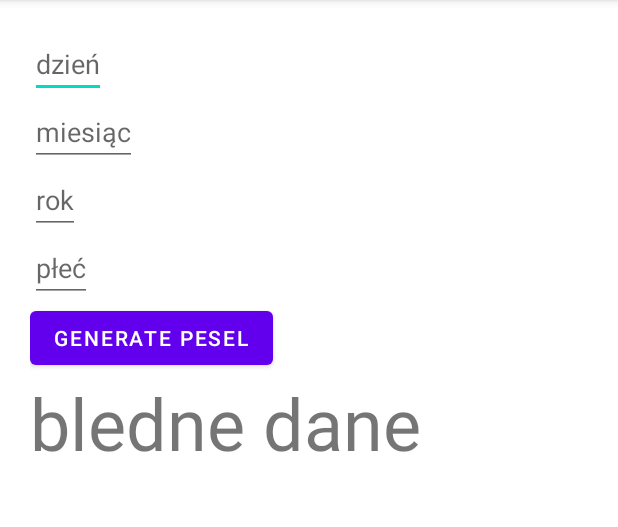
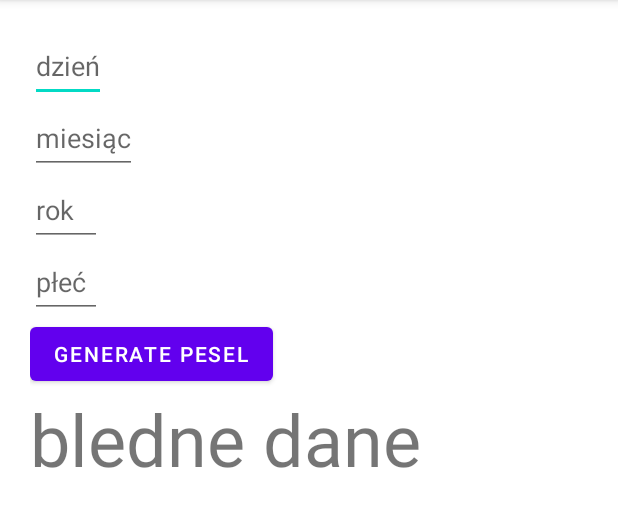
Before and after one commit to martaku0/GeneratePersonalIDApp, an Android app: the screen it shows after launch (MainActivity), after a tap on "GENERATE PESEL", on a phone screen of 412 x 824 dp, the part 84-611 px from its top. Run offline under Robolectric (Android 15) with nearby library versions, the phone set to English and light mode, and no system bars.

Commit message:
everything should work

```diff
--- a/app/src/main/java/com/example/kartkowka18092023/MainActivity.java
+++ b/app/src/main/java/com/example/kartkowka18092023/MainActivity.java
@@ -8,6 +8,9 @@ import android.view.View;
 import android.widget.Button;
 import android.widget.EditText;
 import android.widget.TextView;
+
+import java.util.Arrays;
+import java.util.List;
 
 public class MainActivity extends AppCompatActivity {
 
@@ -45,14 +48,23 @@ public class MainActivity extends AppCompatActivity {
                 String dzienTemp = "";
                 String plecTemp = "";
 
+                try{
                     rokTemp = rok.getText().toString().substring(2, 4);
                     miesiacTemp = miesiac.getText().toString();
                     dzienTemp = dzien.getText().toString();
                     plecTemp = plec.getText().toString().toUpperCase();
 
                     Log.d("res", rokTemp + "|" + miesiacTemp + "|" + dzienTemp + "|" + plecTemp);
+                }
+                catch(Exception e){
+                    danePoprawne = false;
+                    Log.d("error", e.toString());
+                }
 
-                if(Integer.valueOf(rok.getText().toString()) < 1900 || Integer.valueOf(rok.getText().toString()) > 2100){
+                if(danePoprawne){
+                    int year = Integer.parseInt(rok.getText().toString());
+                    Log.d("test", String.valueOf(year));
+                    if(Integer.parseInt(rok.getText().toString()) < 1900 || Integer.parseInt(rok.getText().toString()) > 2100){
                         danePoprawne = false;
                     }
                     if(Integer.valueOf(miesiacTemp) < 1 || Integer.valueOf(miesiacTemp) > 12){
@@ -61,15 +73,46 @@ public class MainActivity extends AppCompatActivity {
                     if(Integer.valueOf(dzienTemp) < 1 || Integer.valueOf(dzienTemp) > 31){
                         danePoprawne = false;
                     }
+                }
 
+                if(danePoprawne){
                     if(plecTemp.equals("K") || plecTemp.equals("M")){
                         danePoprawne = true;
                     }
                     else{
                         danePoprawne = false;
                     }
+                }
+
+                if(danePoprawne){
+                    Integer[] miesiace_31_dni_arr = {1,3,5,7,8,10,12};
+                    List<Integer> miesiace_31_dni_list = Arrays.asList(miesiace_31_dni_arr);
+                    if(!miesiace_31_dni_list.contains(Integer.valueOf(miesiacTemp))){
+                        if(Integer.valueOf(miesiacTemp) != 2){
+                            if(Integer.valueOf(dzienTemp) > 30){
+                                danePoprawne = false;
+                            }
+                        }
+                        else{
+                            if((Integer.valueOf(rok.getText().toString())%4 == 0 && Integer.valueOf(rok.getText().toString())%100 != 0) || (Integer.valueOf(rok.getText().toString())%100 == 0 && Integer.valueOf(rok.getText().toString())%400 == 0)){
+                                if(Integer.valueOf(dzienTemp) > 29){
+                                    danePoprawne = false;
+                                }
+                            }
+                            else{
+                                if(Integer.valueOf(dzienTemp) > 28){
+                                    danePoprawne = false;
+                                }
+                            }
+                        }
+                    }
+                }
 
                 if(danePoprawne) {
+                    if(dzienTemp.length() == 1){
+                        String temp = dzienTemp;
+                        dzienTemp = "0"+temp;
+                    }
                     pesel += rokTemp;
                     if (Integer.parseInt(rok.getText().toString()) < 2000) {
                         if (miesiacTemp.length() == 1) {
--- a/app/src/main/res/layout/activity_main.xml
+++ b/app/src/main/res/layout/activity_main.xml
@@ -11,32 +11,40 @@
     <EditText
         android:id="@+id/dzien"
         android:layout_width="wrap_content"
-        android:layout_height="wrap_content"
+        android:layout_height="48dp"
+        android:minWidth="48dp"
         android:inputType="number"
-        android:hint="dzień"/>
+        android:hint="dzień"
+        android:maxLength="2"/>
 
     <EditText
         android:id="@+id/miesiac"
         android:layout_width="wrap_content"
-        android:layout_height="wrap_content"
+        android:minWidth="48dp"
+        android:layout_height="48dp"
         android:inputType="number"
         android:hint="miesiąc"
+        android:maxLength="2"
         />
 
     <EditText
         android:id="@+id/rok"
         android:layout_width="wrap_content"
-        android:layout_height="wrap_content"
+        android:minWidth="48dp"
+        android:layout_height="48dp"
         android:inputType="number"
         android:hint="rok"
+        android:maxLength="4"
         />
 
     <EditText
         android:id="@+id/plec"
         android:layout_width="wrap_content"
-        android:layout_height="wrap_content"
+        android:minWidth="48dp"
+        android:layout_height="48dp"
         android:inputType="text"
-        android:hint="płeć"/>
+        android:hint="płeć"
+        android:maxLength="1"/>
 
     <Button
         android:id="@+id/generateBtn"
```
Lines whose indentation alone changed are shown as unchanged.
